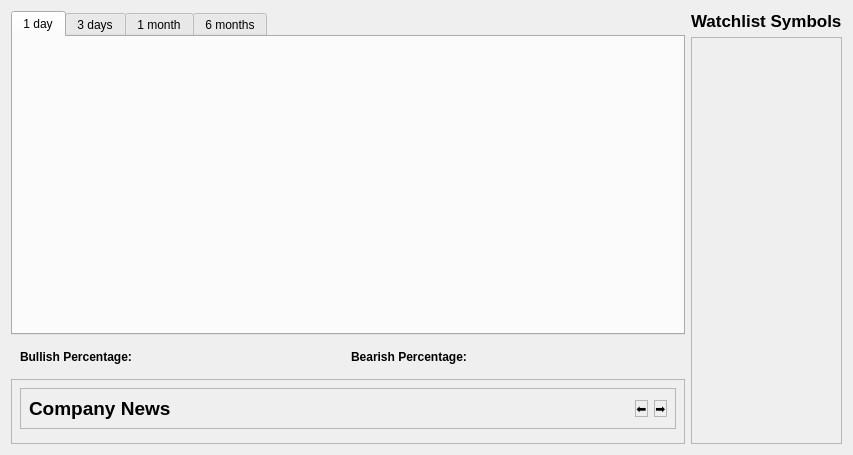
This is src/gui/homepage.ui in guruprerana/trading-platform-pp as Qt 5 draws it before an edit. The edited form follows.
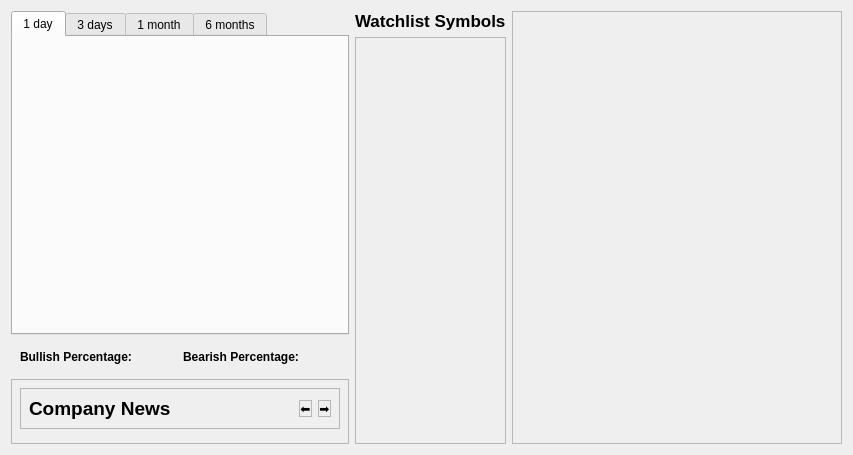
This is the edited form.

Patch:
```diff
--- a/src/gui/homepage.ui
+++ b/src/gui/homepage.ui
@@ -209,7 +209,27 @@
     </layout>
    </item>
    <item>
-    <layout class="QVBoxLayout" name="watchlistSummaryLayout"/>
+    <widget class="QScrollArea" name="watchlistScroll">
+     <property name="maximumSize">
+      <size>
+       <width>330</width>
+       <height>16777215</height>
+      </size>
+     </property>
+     <property name="widgetResizable">
+      <bool>true</bool>
+     </property>
+     <widget class="QWidget" name="scrollAreaWidgetContents">
+      <property name="geometry">
+       <rect>
+        <x>0</x>
+        <y>0</y>
+        <width>328</width>
+        <height>429</height>
+       </rect>
+      </property>
+     </widget>
+    </widget>
    </item>
   </layout>
  </widget>
```
